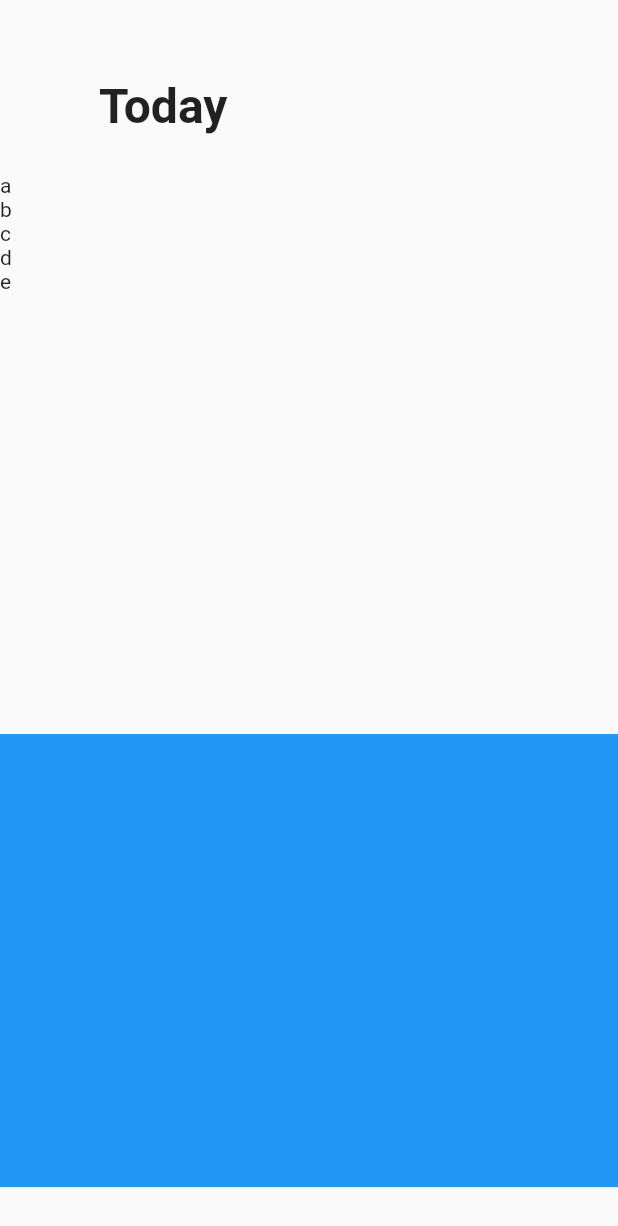
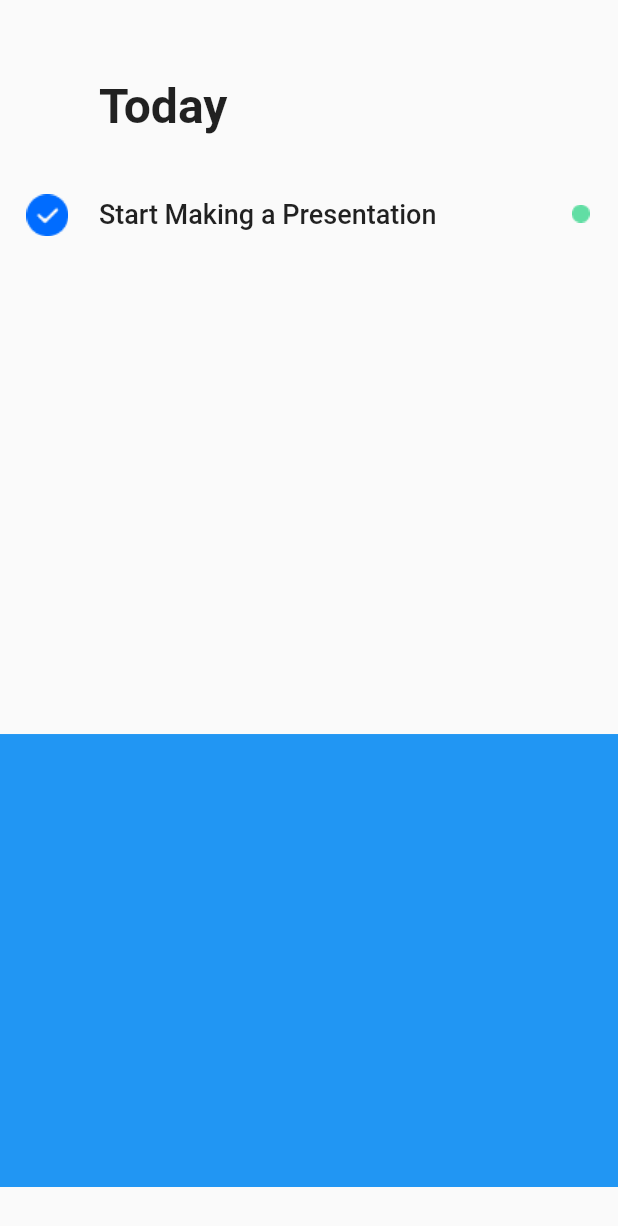
Before and after one commit to ShanjinurIslam/Flutter-Basics, a Flutter app: the screen it shows after launch, on a phone screen of 412 x 824 dp. Shown: the top 1226 px of the screen. Run offline on Flutter 3.47's test engine with Material 2 defaults, Android fonts, the phone set to English and light mode, and no system bars; Roboto replaces fonts that are missing (SourceSansPro).

Commit message:
tutorial - 8

```diff
--- a/todolist/lib/main.dart
+++ b/todolist/lib/main.dart
@@ -13,8 +13,17 @@ class MyApp extends StatelessWidget {
   }
 }
 
-class MyHome extends StatelessWidget {
-  List<String> items = ['a', 'b', 'c', 'd', 'e'];
+class MyHome extends StatefulWidget {
+  @override
+  State<StatefulWidget> createState() {
+    // TODO: implement createState
+    return MyHomeState();
+  }
+}
+
+class MyHomeState extends State<MyHome> {
+  bool flag = true;
+
   @override
   Widget build(BuildContext context) {
     return Scaffold(
@@ -48,9 +57,53 @@ class MyHome extends StatelessWidget {
                           .50,
                       child: ListView.builder(
                         itemBuilder: (BuildContext context, int index) {
-                          return Text(items[index]);
+                          return Container(
+                            height: MediaQuery.of(context).size.height *
+                                (60.0 / 948.0),
+                            width: MediaQuery.of(context).size.width,
+                            child: Stack(
+                              children: <Widget>[
+                                Positioned(
+                                  child: GestureDetector(
+                                    onTap: () {
+                                      setState(() {
+                                        flag = !flag;
+                                      });
+                                    },
+                                    child: flag
+                                        ? Image.asset('asset/icons/Marked.png')
+                                        : Image.asset(
+                                            'asset/icons/Unmarked.png'),
+                                  ),
+                                  top: MediaQuery.of(context).size.height *
+                                      (16.0 / 948.0),
+                                  left: MediaQuery.of(context).size.width *
+                                      (16.0 / 375.0),
+                                ),
+                                Positioned(
+                                  top: MediaQuery.of(context).size.height *
+                                      (19.0 / 948.0),
+                                  left: MediaQuery.of(context).size.width *
+                                      (60.0 / 375.0),
+                                  child: Text(
+                                    'Start Making a Presentation',
+                                    style: TextStyle(
+                                        fontSize: 18,
+                                        fontWeight: FontWeight.w500),
+                                  ),
+                                ),
+                                Positioned(
+                                  top: MediaQuery.of(context).size.height *
+                                      (24.0 / 948.0),
+                                  left: MediaQuery.of(context).size.width *
+                                      (347.0 / 375.0),
+                                  child: Image.asset('asset/icons/work.png'),
+                                ),
+                              ],
+                            ),
+                          );
                         },
-                        itemCount: items.length,
+                        itemCount: 1,
                       ),
                     ),
                     Container(
```
Also changed, not shown: todolist/pubspec.yaml (+4 -3 lines), todolist/asset/icons/Marked.png (added), todolist/asset/icons/Unmarked.png (added), todolist/asset/icons/work.png (added).
